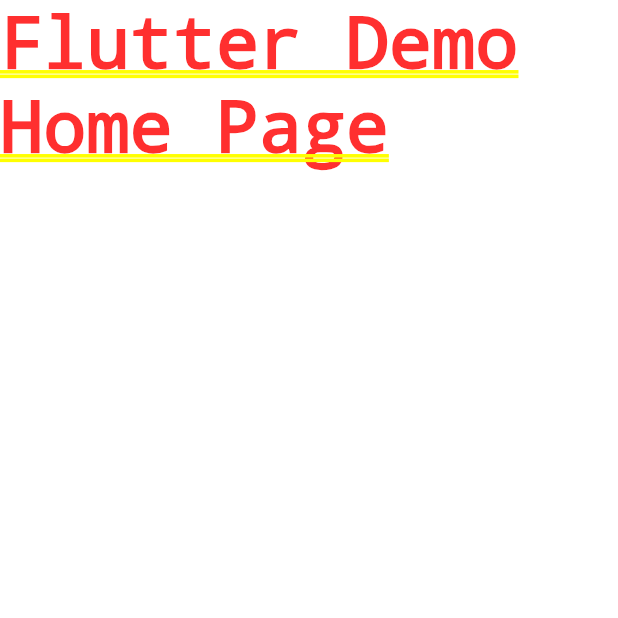
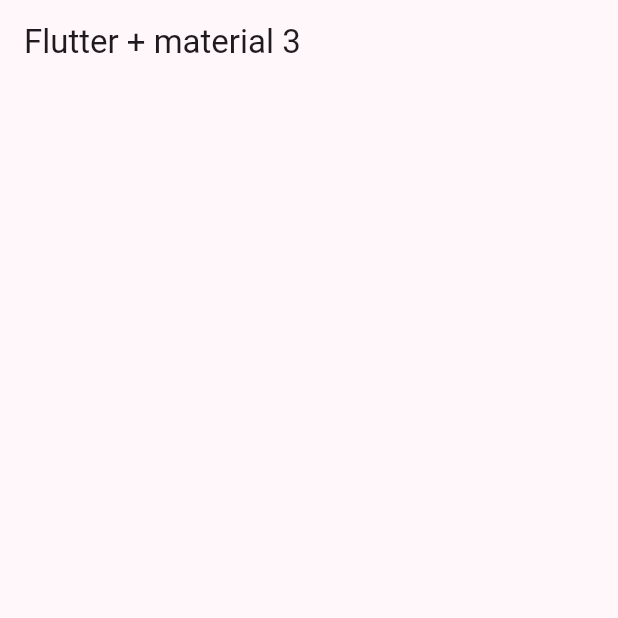
Before and after one commit to Dave-Gom/p_widgetApp, a Flutter app: the screen it shows after launch, on a phone screen of 412 x 824 dp, the top half of it. Run offline on Flutter 3.47's test engine with Material 3 defaults, Android fonts, the phone set to English and light mode, and no system bars.

Commit message:
menu items, home screen, app theme

```diff
--- /dev/null
+++ b/lib/config/theme/app_theme.dart
@@ -0,0 +1,25 @@
+import 'package:flutter/material.dart';
+
+const colorList = <Color>[
+  Colors.blue,
+  Colors.teal,
+  Colors.green,
+  Colors.red,
+  Colors.purple,
+  Colors.deepPurple,
+  Colors.orange,
+  Colors.pink,
+];
+
+class AppTheme {
+  final int selectedColor;
+
+  AppTheme({required this.selectedColor})
+      : assert(selectedColor >= 0 || selectedColor < colorList.length,
+            "Color fuera de rango");
+
+  ThemeData getTheme() => ThemeData(
+      useMaterial3: true,
+      colorSchemeSeed: colorList[selectedColor],
+      appBarTheme: AppBarTheme(centerTitle: false));
+}
--- a/lib/main.dart
+++ b/lib/main.dart
@@ -1,4 +1,6 @@
 import 'package:flutter/material.dart';
+import 'package:widget_app/config/theme/app_theme.dart';
+import 'package:widget_app/presentation/screens/home/home_screen.dart';
 
 void main() {
   runApp(const MyApp());
@@ -11,12 +13,9 @@ class MyApp extends StatelessWidget {
   @override
   Widget build(BuildContext context) {
     return MaterialApp(
-      title: 'Flutter Demo',
-      theme: ThemeData(
-        colorScheme: ColorScheme.fromSeed(seedColor: Colors.deepPurple),
-        useMaterial3: true,
-      ),
-      home: const Text('Flutter Demo Home Page'),
-    );
+        debugShowCheckedModeBanner: false,
+        title: 'Flutter Demo',
+        theme: AppTheme(selectedColor: 4).getTheme(),
+        home: HomeScreen());
   }
 }
--- /dev/null
+++ b/lib/presentation/screens/home/home_screen.dart
@@ -0,0 +1,15 @@
+import 'package:flutter/material.dart';
+
+class HomeScreen extends StatelessWidget {
+  const HomeScreen({super.key});
+
+  @override
+  Widget build(BuildContext context) {
+    return Scaffold(
+      appBar: AppBar(
+        title: Text("Flutter + material 3"),
+        centerTitle: false,
+      ),
+    );
+  }
+}
```
Also changed, not shown: lib/config/menu/menu_items.dart (added, +27 -0 lines).
